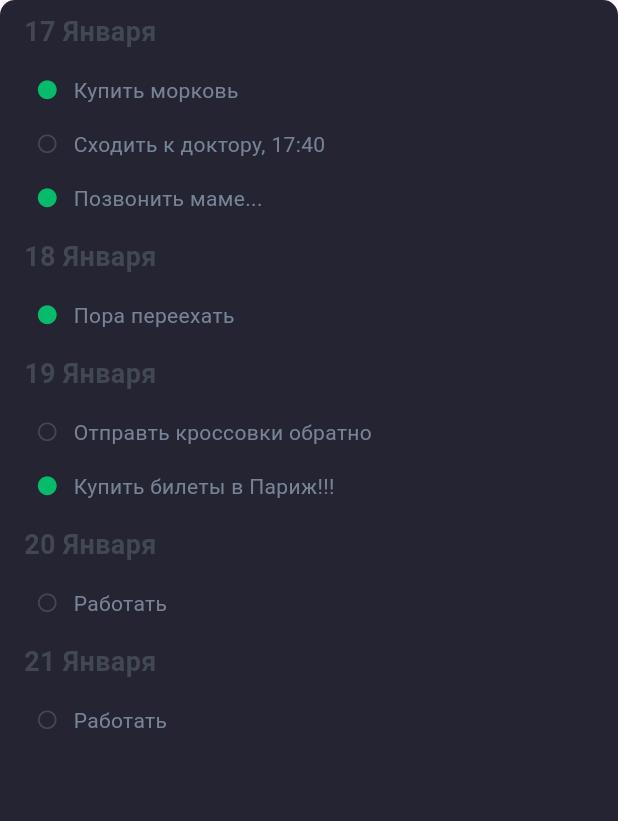
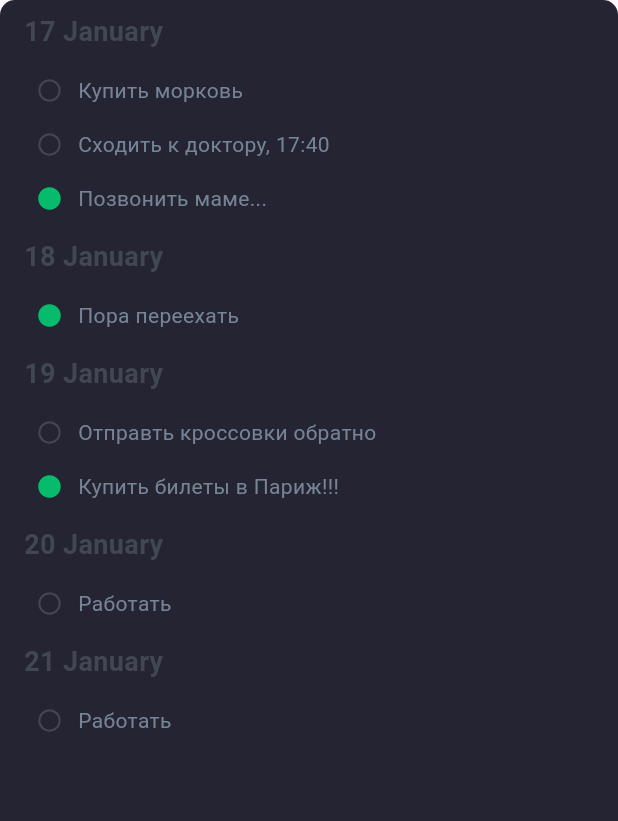
Before and after one commit to KaX8/Flutter-Lab-3, a Flutter app: the ToDoList widget shown alone on an empty page, opened directly with empty values, after a tap on "Купить морковь", on a phone screen of 412 x 824 dp. Shown: the top 821 px of the screen. Run offline on Flutter 3.47's test engine with Material 3 defaults, Android fonts, the phone set to English and light mode, and no system bars.

Commit message:
Changes: Dynamic change List-Blocks

```diff
--- a/lib/ToDoList.dart
+++ b/lib/ToDoList.dart
@@ -1,4 +1,5 @@
 import 'package:flutter/material.dart';
+import 'package:intl/intl.dart';
 import 'dart:convert';
 
 import 'package:lab_3_todo/ParseEvents.dart';
@@ -7,19 +8,54 @@ class ToDoList extends StatefulWidget {
   late String json;
   ToDoList({super.key, required this.json});
 
+  static Map<String, List<Map<String, bool>>> createMap({String json = ""}){
 
+    Map<String, List<Map<String, bool>>> test = {
+      '2023-01-17': [{'Купить морковь': true}, {'Сходить к доктору, 17:40': false}, {'Позвонить маме...': true}],
+      '2023-01-18': [{'Пора переехать': true}],
+      '2023-01-19': [{'Отправть кроссовки обратно': false}, {'Купить билеты в Париж!!!': true}],
+      '2023-01-20': [{'Работать': false}],
+      '2023-01-21': [{'Работать': false}],
+    };
+    json = json.isEmpty ? jsonEncode(test) : json;
+
+    var decodedJson = jsonDecode(json);
+
+    // Преобразование в нужный тип
+    Map<String, List<Map<String, bool>>> decoded = decodedJson.map<String, List<Map<String, bool>>>( (key, value) {
+      String stringKey = key; // ДАТА
+      List list = value; // ЗАДАЧА:ФЛАГ
+      return MapEntry( // МАПАЕМ
+          stringKey, // ДАТА
+          list.map<Map<String, bool>>((item) {
+            // ЗАДАЧА:ФЛАГ
+            return Map<String, bool>.from(item as Map);
+          }).toList());
+    },
+    );
+
+    print(decoded);
+    return decoded;
+  }
 
   @override
-  State<ToDoList> createState() {
-    // late Future<String> test;
-    return _ToDoListState(json: json);
-  }
+  State<ToDoList> createState() => _ToDoListState(json: json);
 }
 
 class _ToDoListState extends State<ToDoList> with WidgetsBindingObserver {
   late String json;
   _ToDoListState ({required this.json});
 
+  Icon doneIcon = const Icon(
+      Icons.circle,
+      size: 18.0,
+      color: Color.fromRGBO(6, 187, 108, 1)
+  );
+  Icon unDoneIcon = const Icon(
+      Icons.circle_outlined,
+      size: 18.0,
+      color: Color.fromRGBO(66, 72, 82, 1)
+  );
   Map<String, List<Map<String, bool>>> groupedEvents = {};
 
   @override
@@ -39,13 +75,9 @@ class _ToDoListState extends State<ToDoList> with WidgetsBindingObserver {
   @override
   Widget build(BuildContext context) {
 
-    groupedEvents = createMap(json: json);
-
-    Icon doneIcon = Icon(Icons.circle, size: 15.0, color: Color.fromRGBO(6, 187, 108, 1));
-    Icon unDoneIcon = Icon(Icons.circle_outlined, size: 15.0, color: Color.fromRGBO(66, 72, 82, 1));
+    groupedEvents = groupedEvents.isEmpty ? ToDoList.createMap(json: json) : groupedEvents;
 
     void changeGroupedEvents(List<String> a){
-
       setState(() {
         groupedEvents[a[0]]?.forEach((element) {
           if (element.keys.single == a[1]){
@@ -57,12 +89,12 @@ class _ToDoListState extends State<ToDoList> with WidgetsBindingObserver {
     }
 
     return Expanded(
+      flex: 2,
       child: ClipRRect(
         borderRadius: BorderRadius.all(Radius.circular(10)),
         child: Container(
           color: Color.fromRGBO(36,36,51, 1),
           width: double.infinity,
-
           child: ListView(
             children: groupedEvents.entries.map((entry) {
               return Column(
@@ -71,7 +103,7 @@ class _ToDoListState extends State<ToDoList> with WidgetsBindingObserver {
                   Padding(
                     padding: const EdgeInsets.symmetric(vertical: 8.0, horizontal: 16.0),
                     child: Text(
-                      entry.key,
+                      dateFormatting(entry.key),
                       style: TextStyle(
                         color: Color.fromRGBO(66, 72, 82, 1),
                         fontWeight: FontWeight.bold,
@@ -83,7 +115,6 @@ class _ToDoListState extends State<ToDoList> with WidgetsBindingObserver {
 
                     String taskText = task.keys.first;
                     bool done = bool.parse(task.values.first.toString());
-
 
                     return InkWell(
                       onTap: () => changeGroupedEvents([entry.key,task.keys.first]),
@@ -121,36 +152,16 @@ class _ToDoListState extends State<ToDoList> with WidgetsBindingObserver {
       ),
     );
   }
-
-
 }
 
-Map<String, List<Map<String, bool>>> createMap({String json = ""}){
+String dateFormatting(String s){
 
-  Map<String, List<Map<String, bool>>> test = {
-    '17 Января': [{'Купить морковь': true}, {'Сходить к доктору, 17:40': false}, {'Позвонить маме...': true}],
-    '18 Января': [{'Пора переехать': true}],
-    '19 Января': [{'Отправть кроссовки обратно': false}, {'Купить билеты в Париж!!!': true}],
-    '20 Января': [{'Работать': false}],
-    '21 Января': [{'Работать': false}],
-  };
-  json = json.isEmpty ? jsonEncode(test) : json;
+  DateTime dt = DateTime.parse(s);
+  // print(dt);
+  // print(dt.subtract(Duration(days: 7)));
 
-  var decodedJson = jsonDecode(json);
+  DateFormat df = DateFormat("d MMMM");
+  // print(df.format(dt));
 
-  // Преобразование в нужный тип
-  Map<String, List<Map<String, bool>>> decoded = decodedJson.map<String, List<Map<String, bool>>>( (key, value) {
-      String stringKey = key; // ДАТА
-      List list = value; // ЗАДАЧА:ФЛАГ
-      return MapEntry( // МАПАЕМ
-          stringKey, // ДАТА
-          list.map<Map<String, bool>>((item) {
-            // ЗАДАЧА:ФЛАГ
-            return Map<String, bool>.from(item as Map);
-          }).toList());
-    },
-  );
-
-  print(decoded);
-  return decoded;
+  return df.format(dt);
 }
--- a/pubspec.yaml
+++ b/pubspec.yaml
@@ -36,6 +36,7 @@ dependencies:
   # The following adds the Cupertino Icons font to your application.
   # Use with the CupertinoIcons class for iOS style icons.
   cupertino_icons: ^1.0.2
+  intl: ^0.18.1
 
 dev_dependencies:
   flutter_test:
```
Also changed, not shown: lib/ToDoBase.dart (+5 -5 lines), lib/ToDoMain.dart (+75 -40 lines), lib/main.dart (line endings or trailing spaces), pubspec.lock.
